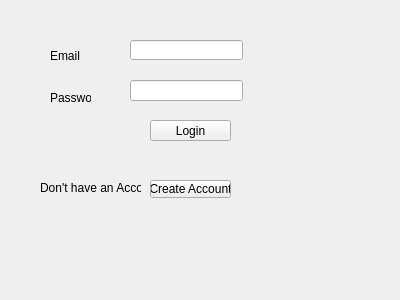
The window that University/3rd Sem/DSA/Project/Doc-Spot/Doc-Spot/login.ui (Muhammad-Abdullah3/IT-Study-Resources) describes before a commit, drawn with Qt 5.
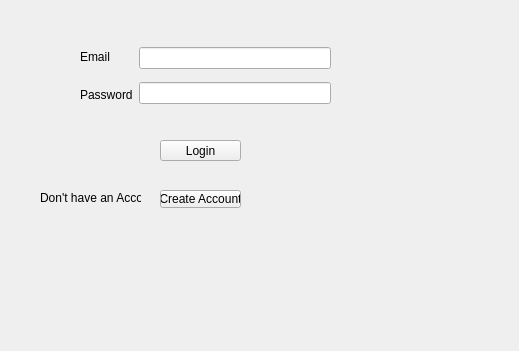
The same window after the commit.

```diff
--- a/University/3rd Sem/DSA/Project/Doc-Spot/Doc-Spot/login.ui
+++ b/University/3rd Sem/DSA/Project/Doc-Spot/Doc-Spot/login.ui
@@ -6,64 +6,24 @@
    <rect>
     <x>0</x>
     <y>0</y>
-    <width>400</width>
-    <height>300</height>
+    <width>519</width>
+    <height>351</height>
    </rect>
   </property>
+  <property name="maximumSize">
+   <size>
+    <width>519</width>
+    <height>351</height>
+   </size>
+  </property>
   <property name="windowTitle">
    <string>Form</string>
   </property>
-  <widget class="QLabel" name="email_label">
-   <property name="geometry">
-    <rect>
-     <x>50</x>
-     <y>50</y>
-     <width>37</width>
-     <height>12</height>
-    </rect>
-   </property>
-   <property name="text">
-    <string>Email</string>
-   </property>
-  </widget>
-  <widget class="QLabel" name="password_label">
-   <property name="geometry">
-    <rect>
-     <x>50</x>
-     <y>90</y>
-     <width>41</width>
-     <height>16</height>
-    </rect>
-   </property>
-   <property name="text">
-    <string>Password</string>
-   </property>
-  </widget>
-  <widget class="QLineEdit" name="email_inpu">
-   <property name="geometry">
-    <rect>
-     <x>130</x>
-     <y>40</y>
-     <width>113</width>
-     <height>20</height>
-    </rect>
-   </property>
-  </widget>
-  <widget class="QLineEdit" name="email_input">
-   <property name="geometry">
-    <rect>
-     <x>130</x>
-     <y>80</y>
-     <width>113</width>
-     <height>21</height>
-    </rect>
-   </property>
-  </widget>
   <widget class="QPushButton" name="login_button">
    <property name="geometry">
     <rect>
-     <x>150</x>
-     <y>120</y>
+     <x>160</x>
+     <y>140</y>
      <width>81</width>
      <height>21</height>
     </rect>
@@ -75,8 +35,8 @@
   <widget class="QPushButton" name="create_account_button">
    <property name="geometry">
     <rect>
-     <x>150</x>
-     <y>180</y>
+     <x>160</x>
+     <y>190</y>
      <width>81</width>
      <height>18</height>
     </rect>
@@ -89,7 +49,7 @@
    <property name="geometry">
     <rect>
      <x>40</x>
-     <y>180</y>
+     <y>190</y>
      <width>101</width>
      <height>16</height>
     </rect>
@@ -98,6 +58,46 @@
     <string>Don't have an Account</string>
    </property>
   </widget>
+  <widget class="QWidget" name="horizontalLayoutWidget">
+   <property name="geometry">
+    <rect>
+     <x>80</x>
+     <y>40</y>
+     <width>251</width>
+     <height>71</height>
+    </rect>
+   </property>
+   <layout class="QHBoxLayout" name="horizontalLayout_2">
+    <item>
+     <layout class="QVBoxLayout" name="verticalLayout_3">
+      <item>
+       <widget class="QLabel" name="email_label">
+        <property name="text">
+         <string>Email</string>
+        </property>
+       </widget>
+      </item>
+      <item>
+       <widget class="QLabel" name="password_label">
+        <property name="text">
+         <string>Password</string>
+        </property>
+       </widget>
+      </item>
+     </layout>
+    </item>
+    <item>
+     <layout class="QVBoxLayout" name="verticalLayout">
+      <item>
+       <widget class="QLineEdit" name="email_inpu"/>
+      </item>
+      <item>
+       <widget class="QLineEdit" name="email_input"/>
+      </item>
+     </layout>
+    </item>
+   </layout>
+  </widget>
  </widget>
  <resources/>
  <connections/>
```
